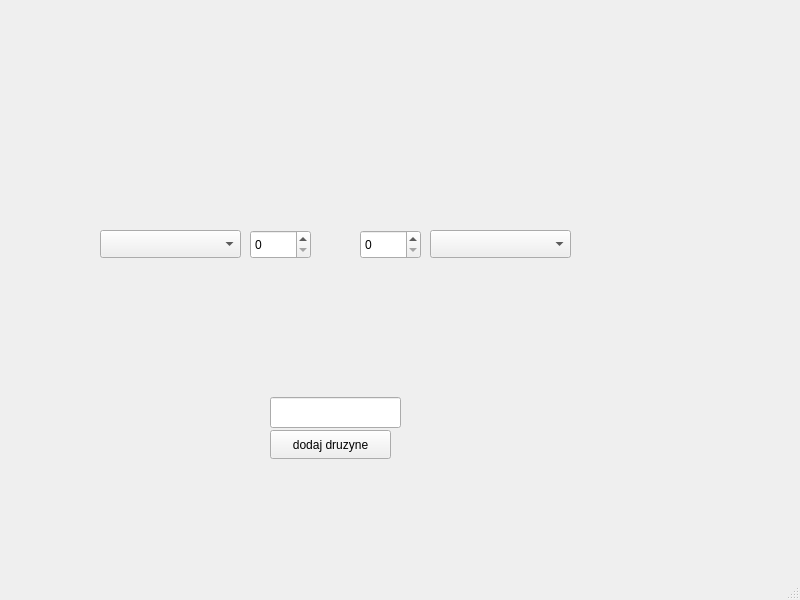
This is mainwindow.ui in Kperp8/tournament-tracker-PL as Qt 5 draws it before an edit. The edited form follows.
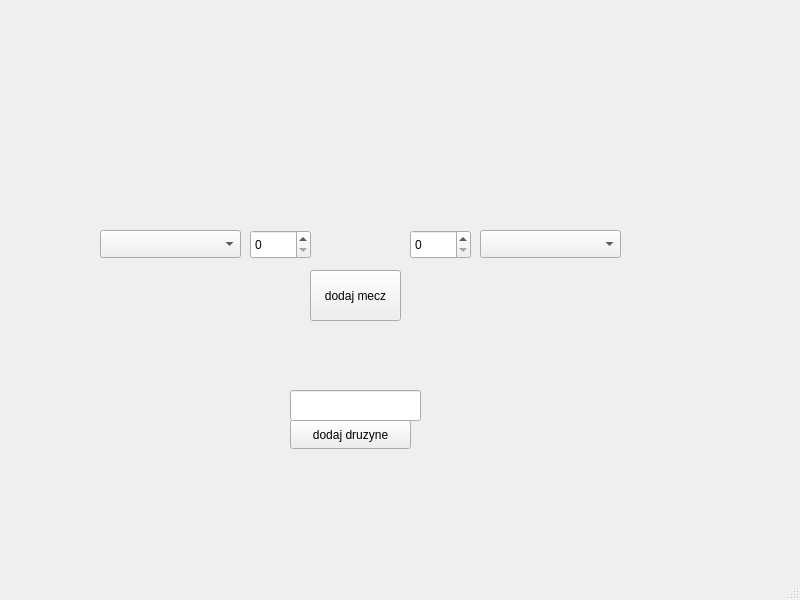
This is the edited form.

What changed in the file:
```diff
--- a/mainwindow.ui
+++ b/mainwindow.ui
@@ -27,7 +27,7 @@
    <widget class="QComboBox" name="select_B">
     <property name="geometry">
      <rect>
-      <x>430</x>
+      <x>480</x>
       <y>230</y>
       <width>141</width>
       <height>28</height>
@@ -47,7 +47,7 @@
    <widget class="QSpinBox" name="spinBox_2">
     <property name="geometry">
      <rect>
-      <x>360</x>
+      <x>410</x>
       <y>230</y>
       <width>61</width>
       <height>29</height>
@@ -57,8 +57,8 @@
    <widget class="QLineEdit" name="lineEdit_druzyna">
     <property name="geometry">
      <rect>
-      <x>270</x>
-      <y>397</y>
+      <x>290</x>
+      <y>390</y>
       <width>131</width>
       <height>31</height>
      </rect>
@@ -67,8 +67,8 @@
    <widget class="QPushButton" name="add_team">
     <property name="geometry">
      <rect>
-      <x>270</x>
-      <y>430</y>
+      <x>290</x>
+      <y>420</y>
       <width>121</width>
       <height>29</height>
      </rect>
@@ -77,6 +77,19 @@
      <string>dodaj druzyne</string>
     </property>
    </widget>
+   <widget class="QPushButton" name="add_match">
+    <property name="geometry">
+     <rect>
+      <x>310</x>
+      <y>270</y>
+      <width>91</width>
+      <height>51</height>
+     </rect>
+    </property>
+    <property name="text">
+     <string>dodaj mecz</string>
+    </property>
+   </widget>
   </widget>
   <widget class="QMenuBar" name="menubar">
    <property name="geometry">
```
Left out of the diff: 4 changed lines with no effect on the pictures.
